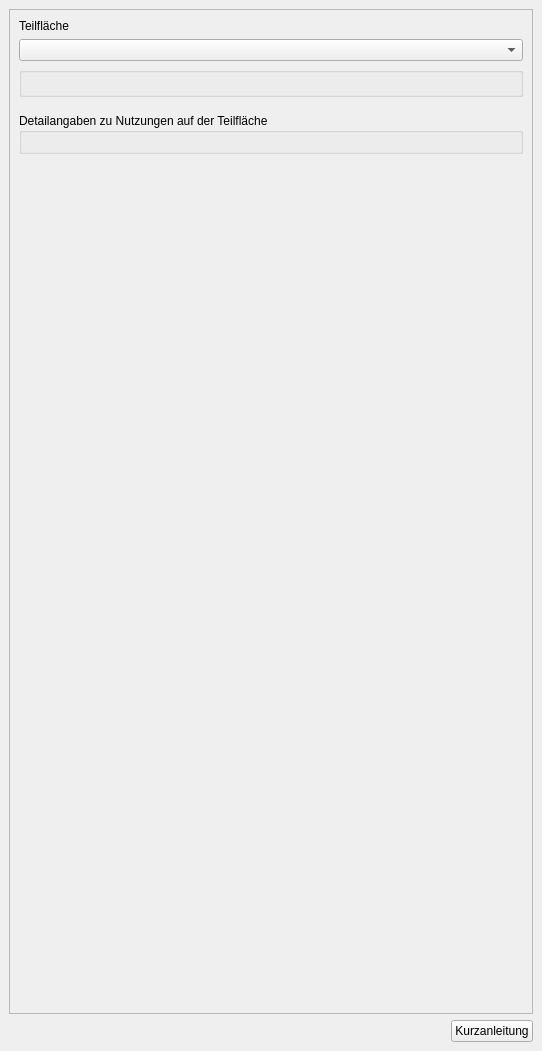
Old version of the form projektchecktools/ui/ProjektCheck_dockwidget_definitions.ui in the repository projektcheck/ProjektCheck-QGIS.
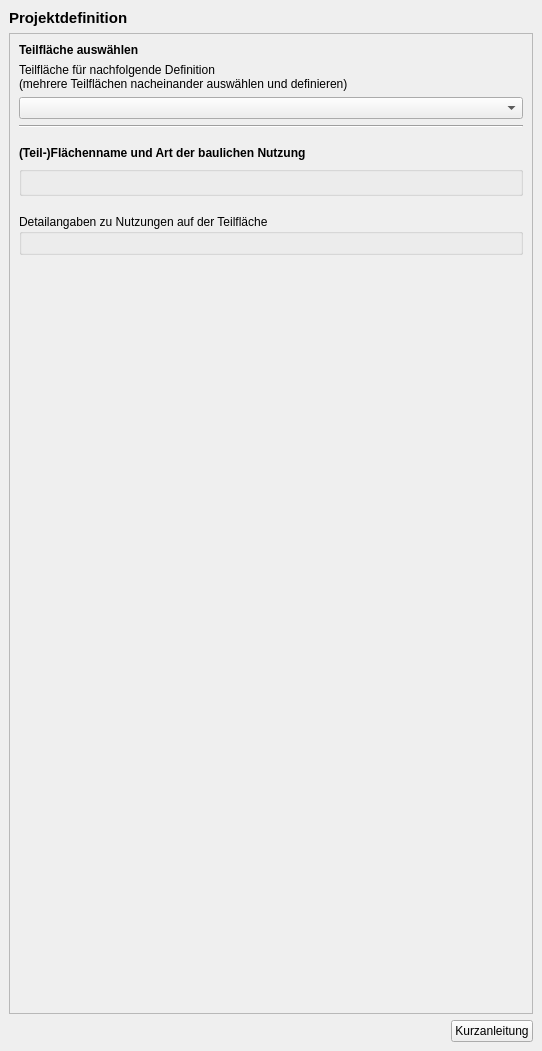
New version of the form. Icons and pictures are not drawn.

Commit message: UI improvements (consistent design, formatting etc...)

What changed in the file:
```diff
--- a/projektchecktools/ui/ProjektCheck_dockwidget_definitions.ui
+++ b/projektchecktools/ui/ProjektCheck_dockwidget_definitions.ui
@@ -20,6 +20,20 @@
   </property>
   <widget class="QWidget" name="dockWidgetContents">
    <layout class="QVBoxLayout" name="verticalLayout_3">
+    <item>
+     <widget class="QLabel" name="label">
+      <property name="font">
+       <font>
+        <pointsize>11</pointsize>
+        <weight>75</weight>
+        <bold>true</bold>
+       </font>
+      </property>
+      <property name="text">
+       <string>Projektdefinition</string>
+      </property>
+     </widget>
+    </item>
     <item>
      <widget class="QScrollArea" name="scrollArea_3">
       <property name="sizePolicy">
@@ -37,20 +51,76 @@
          <x>0</x>
          <y>0</y>
          <width>522</width>
-         <height>977</height>
+         <height>953</height>
         </rect>
        </property>
        <layout class="QVBoxLayout" name="verticalLayout_14">
         <item>
          <widget class="QLabel" name="label_4">
+          <property name="font">
+           <font>
+            <weight>75</weight>
+            <bold>true</bold>
+           </font>
+          </property>
           <property name="text">
-           <string>Teilfläche</string>
+           <string>Teilfläche auswählen</string>
+          </property>
+         </widget>
+        </item>
+        <item>
+         <widget class="QLabel" name="label_2">
+          <property name="text">
+           <string>Teilfläche für nachfolgende Definition
+(mehrere Teilflächen nacheinander auswählen und definieren)</string>
           </property>
          </widget>
         </item>
         <item>
          <widget class="QComboBox" name="area_combo"/>
         </item>
+        <item>
+         <widget class="Line" name="line">
+          <property name="orientation">
+           <enum>Qt::Horizontal</enum>
+          </property>
+         </widget>
+        </item>
+        <item>
+         <spacer name="verticalSpacer_3">
+          <property name="orientation">
+           <enum>Qt::Vertical</enum>
+          </property>
+          <property name="sizeType">
+           <enum>QSizePolicy::Fixed</enum>
+          </property>
+          <property name="sizeHint" stdset="0">
+           <size>
+            <width>20</width>
+            <height>12</height>
+           </size>
+          </property>
+         </spacer>
+        </item>
+        <item>
+         <widget class="QLabel" name="label_5">
+          <property name="font">
+           <font>
+            <weight>75</weight>
+            <bold>true</bold>
+           </font>
+          </property>
+          <property name="text">
+           <string>(Teil-)Flächenname und Art der baulichen Nutzung</string>
+          </property>
+          <property name="margin">
+           <number>0</number>
+          </property>
+          <property name="indent">
+           <number>-1</number>
+          </property>
+         </widget>
+        </item>
         <item>
          <widget class="QGroupBox" name="parameter_group">
           <property name="font">
@@ -78,7 +148,7 @@
           <property name="sizeHint" stdset="0">
            <size>
             <width>20</width>
-            <height>10</height>
+            <height>12</height>
            </size>
           </property>
          </spacer>
```
Left out of the diff: 2 changed lines with no effect on the pictures. The commit also changes 3 other files.
